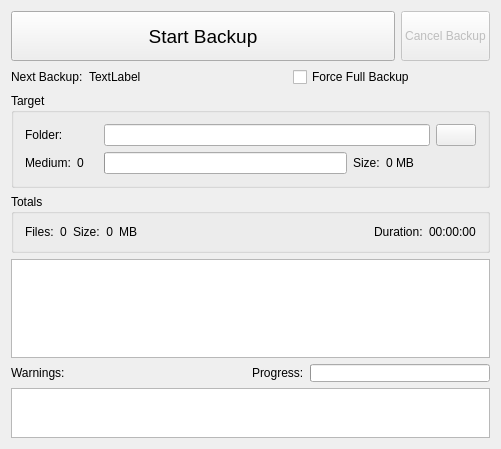
First picture: the form in src/MainWidgetBase.ui, repository KDE/kbackup, before the edit.
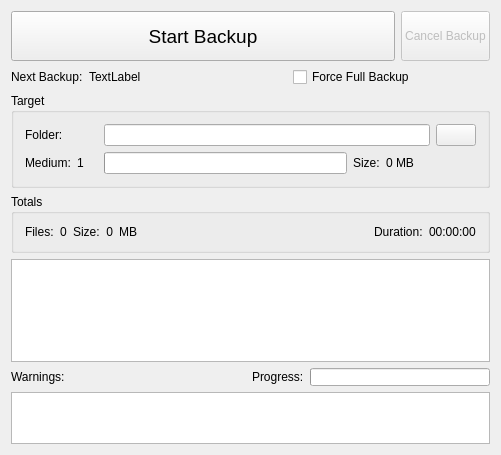
Second picture: the form after the edit. Custom widgets are drawn as their Qt base class.

Commit message: By default show medium 1, not 0

The edit to the form file:
```diff
--- a/src/MainWidgetBase.ui
+++ b/src/MainWidgetBase.ui
@@ -9,7 +9,7 @@
     <x>0</x>
     <y>0</y>
     <width>501</width>
-    <height>449</height>
+    <height>455</height>
    </rect>
   </property>
   <property name="windowTitle">
@@ -162,7 +162,7 @@
          </size>
         </property>
         <property name="text">
-         <string>0</string>
+         <string>1</string>
         </property>
         <property name="wordWrap">
          <bool>false</bool>
```
